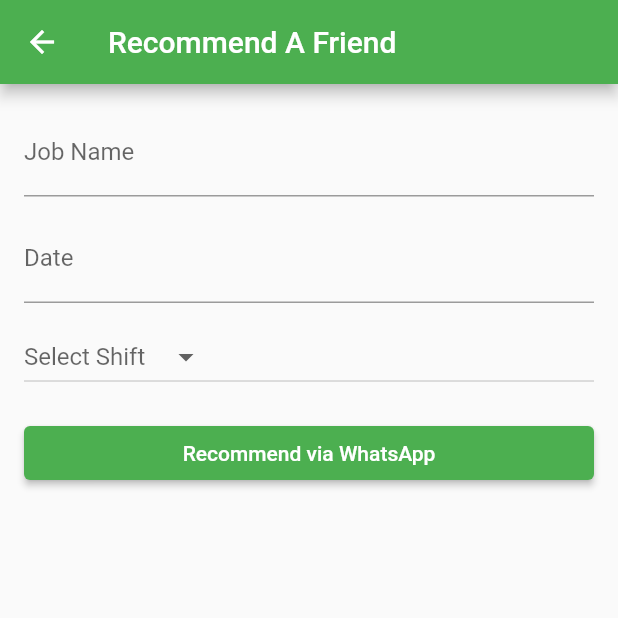
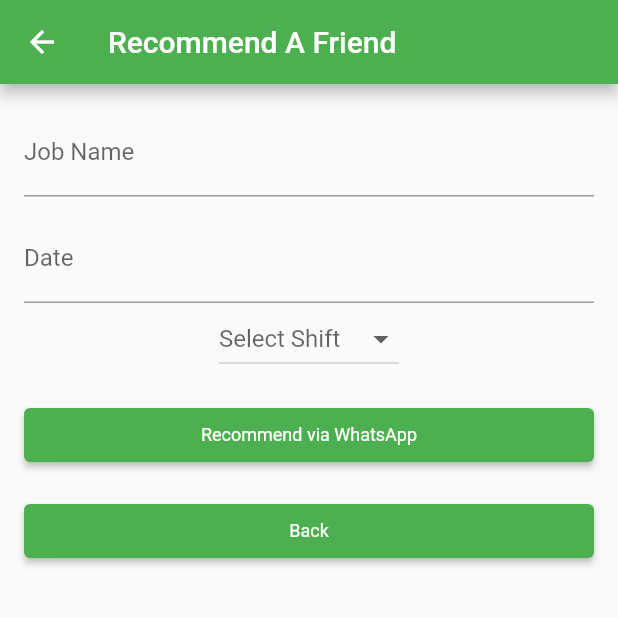
Before and after one commit to Phoenix-Chiriseri/wekare_flutterapp, a Flutter app: the screen it shows after launch, after a tap on "Recommend a Job", on a phone screen of 412 x 824 dp, the top half of it. Run offline on Flutter 3.47's test engine with Material 2 defaults, Android fonts, the phone set to English and light mode, and no system bars; our stand-ins replace fluttertoast, permission_handler, sqflite; missing offline and left inert: flutter_phone_direct_caller; accounts and stored records are empty.

Commit message:
final commit for the application

```diff
--- a/lib/main.dart
+++ b/lib/main.dart
@@ -2,7 +2,6 @@ import 'package:flutter/material.dart';
 import 'package:flutter_phone_direct_caller/flutter_phone_direct_caller.dart';
 import 'package:url_launcher/url_launcher.dart';
 import 'recommend_a_friend.dart';
-import 'save_notes.dart';
 
 void main() {
   runApp(MyApp());
@@ -22,8 +21,8 @@ class MyHomePage extends StatelessWidget {
     'assets/pencil.png',
     'assets/quality.png',
     'assets/facebook.png',
-    // Add more image paths here
   ];
+
   @override
   Widget build(BuildContext context) {
     return Scaffold(
@@ -45,7 +44,7 @@ class MyHomePage extends StatelessWidget {
           CustomCard(
             imageAsset: 'assets/pencil.png',
             title: 'Save Notes on Job',
-            subtitle: 'SAve Quick Notes On Your Phone',
+            subtitle: 'Save Quick Notes On Your Phone',
             onTap: () {
               launch('https://munanacreatives.co.zw/job-board/notes');
             },
@@ -73,7 +72,9 @@ class MyHomePage extends StatelessWidget {
       ),
       floatingActionButton: FloatingActionButton(
         onPressed: () {
-          final phoneNumber = "+441525552177"; // Replace with the desired phone number
+
+          //the phone number to call for enquiries
+          final phoneNumber = "+441525552177";
           FlutterPhoneDirectCaller.callNumber(phoneNumber);
         },
         tooltip: 'Call',
--- a/lib/recommend_a_friend.dart
+++ b/lib/recommend_a_friend.dart
@@ -1,6 +1,5 @@
 import 'package:flutter/material.dart';
 import 'package:url_launcher/url_launcher.dart';
-import 'package:contacts_service/contacts_service.dart';
 import 'package:permission_handler/permission_handler.dart';
 
 class RecommendAFriend extends StatefulWidget {
@@ -46,8 +45,8 @@ class _RecommendAFriendState extends State<RecommendAFriend> {
               controller: jobDateController,
               decoration: InputDecoration(labelText: 'Date'),
             ),
-            SizedBox(height: 12.0),
-            DropdownButton<String>(
+            Center(
+              child: DropdownButton<String>(
                 value: selectedShift,
                 items: ['Morning Shift', 'Early Shift', 'Late Shift', 'Long Day']
                     .map((shift) {
@@ -62,6 +61,7 @@ class _RecommendAFriendState extends State<RecommendAFriend> {
                   });
                 },
                 hint: Text('Select Shift'),
+              ),
             ),
             SizedBox(height: 16.0),
             ElevatedButton(
@@ -79,8 +79,22 @@ class _RecommendAFriendState extends State<RecommendAFriend> {
               },
               style: ElevatedButton.styleFrom(
                 primary: Colors.green, // Change the background color to green
+                padding: EdgeInsets.symmetric(horizontal: 16, vertical: 8), // Adjust the padding
+                textStyle: TextStyle(fontSize: 12), // Adjust the text size
               ),
-              child: Text('Recommend via WhatsApp'),
+              child: Text('Recommend via WhatsApp', style: TextStyle(fontSize: 12)), // Adjust the text size
+            ),
+            SizedBox(height: 16.0),
+            ElevatedButton(
+              onPressed: () {
+                Navigator.pop(context);
+              },
+              style: ElevatedButton.styleFrom(
+                primary: Colors.green, // Change the background color to green
+                padding: EdgeInsets.symmetric(horizontal: 16, vertical: 8), // Adjust the padding
+                textStyle: TextStyle(fontSize: 12), // Adjust the text size
+              ),
+              child: Text('Back', style: TextStyle(fontSize: 12)), // Adjust the text size
             ),
           ],
         ),
```
Lines whose indentation alone changed are shown as unchanged.
